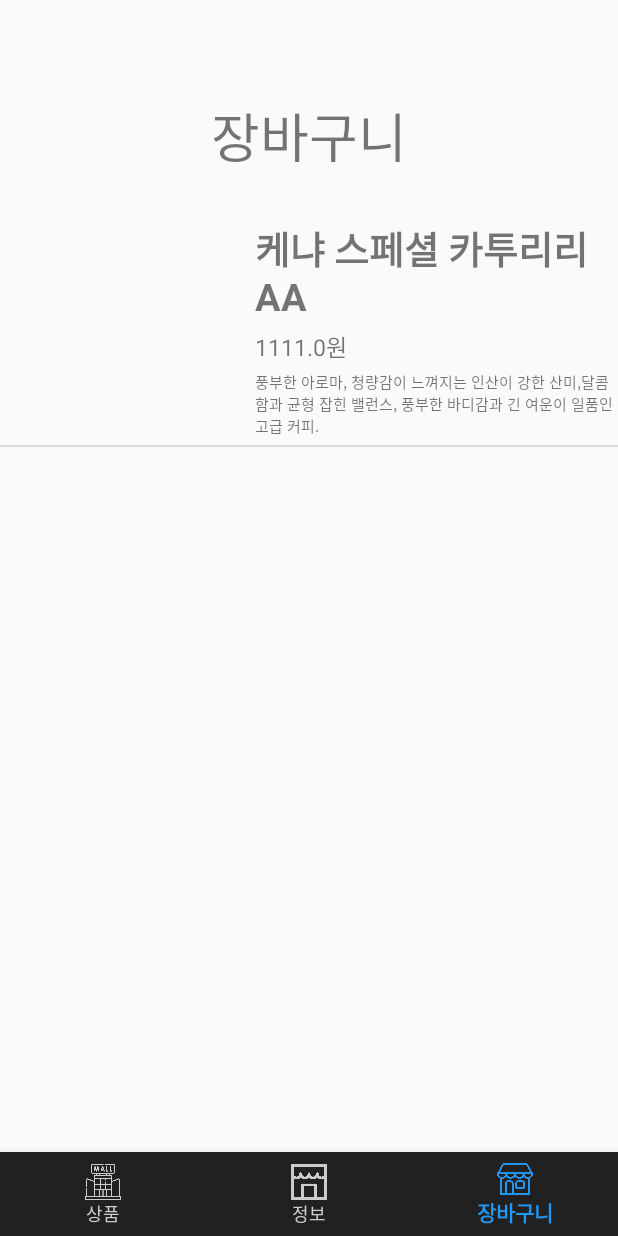
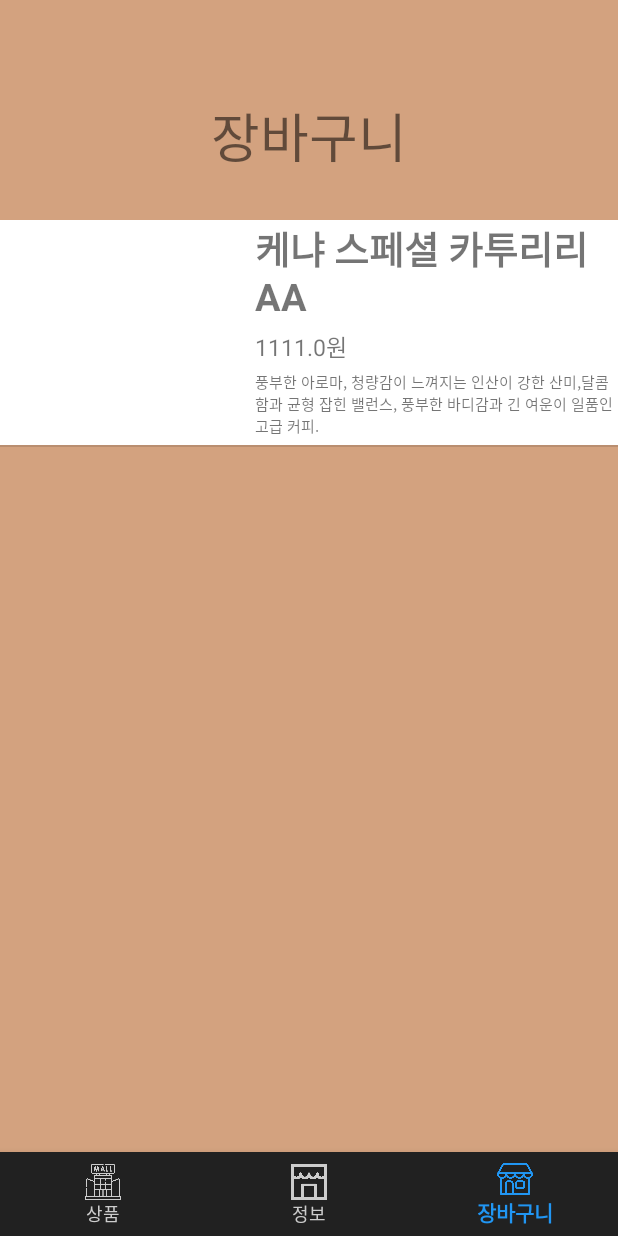
Before and after one commit to parkg17/Mobile-App-Project, an Android app: the ShoppingMallActivity screen opened directly, with no data from a screen before it, item 3 of the bottom bar chosen, on a phone screen of 412 x 824 dp. Run offline under Robolectric (Android 15) with nearby library versions, the phone set to English and light mode, and no system bars.

Commit message:
정렬 기능 구현 및 상품 데이터 AWS 올릴 예정

```diff
--- a/app/src/main/java/edu/skku/map/project_2017312665/CoffeeGoods/CoffeeGoodsActivity.java
+++ b/app/src/main/java/edu/skku/map/project_2017312665/CoffeeGoods/CoffeeGoodsActivity.java
@@ -33,7 +33,7 @@ public class CoffeeGoodsActivity extends AppCompatActivity {
     @Override
     protected void onCreate(Bundle savedInstanceState) {
         super.onCreate(savedInstanceState);
-        setContentView(R.layout.coffee_goods);
+        setContentView(R.layout.activity_goods);
         getData();
         setInit();
 
--- a/app/src/main/java/edu/skku/map/project_2017312665/Data/CoffeeItemData.java
+++ b/app/src/main/java/edu/skku/map/project_2017312665/Data/CoffeeItemData.java
@@ -3,15 +3,18 @@ package edu.skku.map.project_2017312665.Data;
 public class CoffeeItemData {
     private String Id;              // 상품 Id
     private String name;            // 상품명
+    private Integer stock;          // 상품 재고
     private double price;           // 상품 가격
     private double rating;          // 상품 평점
     private Grade grade;            // 상품 등급
     private String expiredDate;     // 상품 유통기한
     private String description;     // 상품 설명
 
-    public CoffeeItemData(String id, String name, double price, double rating, Grade grade, String expiredDate, String description) {
+    public CoffeeItemData(String id, String name, Integer stock, double price,
+                          double rating, Grade grade, String expiredDate, String description) {
         Id = id;
         this.name = name;
+        this.stock = stock;
         this.price = price;
         this.rating = rating;
         this.grade = grade;
@@ -33,6 +36,14 @@ public class CoffeeItemData {
 
     public void setName(String name) {
         this.name = name;
+    }
+
+    public Integer getStock() {
+        return stock;
+    }
+
+    public void setStock(Integer stock) {
+        this.stock = stock;
     }
 
     public String getDescription() {
--- a/app/src/main/java/edu/skku/map/project_2017312665/Register/RegisterActivity.java
+++ b/app/src/main/java/edu/skku/map/project_2017312665/Register/RegisterActivity.java
@@ -4,7 +4,6 @@ import android.content.Intent;
 import android.os.Bundle;
 import android.widget.Button;
 import android.widget.EditText;
-import android.widget.Toast;
 
 import androidx.appcompat.app.AppCompatActivity;
 
@@ -36,7 +35,7 @@ public class RegisterActivity extends AppCompatActivity {
 
     protected void onCreate(Bundle savedInstanceState) {
         super.onCreate(savedInstanceState);
-        setContentView(R.layout.register_page);
+        setContentView(R.layout.activity_register);
         getData();
         setInit();
 
--- a/app/src/main/java/edu/skku/map/project_2017312665/ShoppingMall/ShoppingMallActivity.java
+++ b/app/src/main/java/edu/skku/map/project_2017312665/ShoppingMall/ShoppingMallActivity.java
@@ -3,10 +3,7 @@ package edu.skku.map.project_2017312665.ShoppingMall;
 import android.content.Context;
 import android.content.Intent;
 import android.os.Bundle;
-import android.util.DisplayMetrics;
 import android.view.MenuItem;
-import android.widget.LinearLayout;
-import android.widget.Toast;
 
 import androidx.annotation.NonNull;
 import androidx.appcompat.app.AppCompatActivity;
@@ -33,7 +30,7 @@ public class ShoppingMallActivity extends AppCompatActivity {
 
     protected void onCreate(Bundle savedInstanceState) {
         super.onCreate(savedInstanceState);
-        setContentView(R.layout.shopping_mall);
+        setContentView(R.layout.activity_shoppingmall);
         getData();
         setInit();
 
--- a/app/src/main/java/edu/skku/map/project_2017312665/ShoppingMall/fragment_shopping_basket.java
+++ b/app/src/main/java/edu/skku/map/project_2017312665/ShoppingMall/fragment_shopping_basket.java
@@ -25,7 +25,7 @@ public class fragment_shopping_basket extends Fragment {
         items = new ArrayList<CoffeeItemData>();
         shoppingMallAdapter = new ShoppingMallAdapter(view.getContext(), items);
 
-        items.add(new CoffeeItemData("kenya", "케냐 스페셜 카투리리 AA", 1111, 0.0, Grade.Advanced, "2023-02-02", "풍부한 아로마, 청량감이 느껴지는 인산이 강한 산미," +
+        items.add(new CoffeeItemData("kenya", "케냐 스페셜 카투리리 AA", 12,1111, 0.0, Grade.Advanced, "2023-02-02", "풍부한 아로마, 청량감이 느껴지는 인산이 강한 산미," +
                 "달콤함과 균형 잡힌 밸런스, 풍부한 바디감과 긴 여운이 일품인 고급 커피."));
         coffee_list.setAdapter(shoppingMallAdapter);
 
--- a/app/src/main/res/layout/shopping_mall.xml
+++ b/app/src/main/res/layout/activity_shoppingmall.xml
@@ -2,7 +2,8 @@
 <androidx.constraintlayout.widget.ConstraintLayout xmlns:android="http://schemas.android.com/apk/res/android"
     xmlns:app="http://schemas.android.com/apk/res-auto"
     android:layout_width="match_parent"
-    android:layout_height="match_parent">
+    android:layout_height="match_parent"
+    android:background="#d3a27f">
 
     <FrameLayout
         android:id="@+id/frame"
--- a/app/src/main/res/layout/fragment_goods.xml
+++ b/app/src/main/res/layout/fragment_goods.xml
@@ -39,7 +39,7 @@
         android:layout_centerHorizontal="true"
         android:layout_marginStart="2dp"
         android:layout_marginEnd="2dp"
-        android:layout_marginBottom="10dp"
+        android:layout_marginBottom="1dp"
         android:background="@drawable/spinner_background"
         android:entries="@array/sort_criteria"
         app:layout_constraintBottom_toTopOf="@+id/CoffeeListview"
@@ -51,8 +51,8 @@
     <ListView
         android:id="@+id/CoffeeListview"
         android:layout_width="411dp"
-        android:layout_height="450dp"
-        android:layout_marginBottom="40dp"
+        android:layout_height="480dp"
+        android:layout_marginBottom="30dp"
         app:layout_constraintBottom_toBottomOf="parent"
         app:layout_constraintEnd_toEndOf="parent"
         app:layout_constraintHorizontal_bias="0.0"
--- a/app/src/main/res/layout/listview_item.xml
+++ b/app/src/main/res/layout/listview_item.xml
@@ -5,7 +5,7 @@
     android:orientation="horizontal"
     android:layout_width="match_parent"
     android:layout_height="match_parent"
-
+    android:background="#FFFFFF"
     android:id="@+id/layout_test"
     >
 
--- a/app/src/main/res/values/array.xml
+++ b/app/src/main/res/values/array.xml
@@ -4,7 +4,8 @@
         <item>기본순</item>
         <item>낮은 가격순</item>
         <item>높은 가격순</item>
-        <item>별점순</item>
+        <item>별점 높은순</item>
+        <item>별점 낮은순</item>
         <item>이름순</item>
     </string-array>
 </resources>
```
Also changed, not shown: app/src/main/java/edu/skku/map/project_2017312665/ShoppingMall/SortJsonArrayClass.java (added, +57 -0 lines), app/src/main/java/edu/skku/map/project_2017312665/ShoppingMall/fragment_goods.java (+23 -19 lines), app/src/main/res/drawable-v24/bali.jpg (added), app/src/main/res/drawable-v24/ethiopia_natural.jpg (added), app/src/main/res/drawable-v24/papuanewguinea.jpg (added), app/src/main/res/layout/activity_goods.xml (renamed from app/src/main/res/layout/coffee_goods.xml), app/src/main/res/layout/activity_register.xml (renamed from app/src/main/res/layout/register_page.xml), 1 other file.
